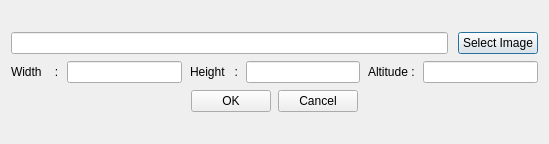
First picture: the form in ui/SelectMapDialog.ui, repository iammetehan/uav-swarm-simulator, before the edit.
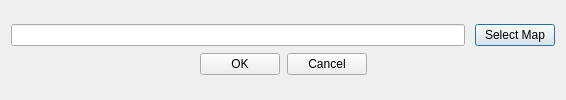
Second picture: the form after the edit.

```diff
--- a/ui/SelectMapDialog.ui
+++ b/ui/SelectMapDialog.ui
@@ -6,8 +6,8 @@
    <rect>
     <x>0</x>
     <y>0</y>
-    <width>549</width>
-    <height>144</height>
+    <width>566</width>
+    <height>100</height>
    </rect>
   </property>
   <property name="minimumSize">
@@ -46,53 +46,12 @@
        <item>
         <widget class="QPushButton" name="selectImage">
          <property name="text">
-          <string>Select Image</string>
+          <string>Select Map</string>
          </property>
         </widget>
        </item>
       </layout>
      </item>
-     <item>
-      <layout class="QHBoxLayout" name="horizontalLayout_2">
-       <property name="spacing">
-        <number>8</number>
-       </property>
-       <item>
-        <widget class="QLabel" name="label1">
-         <property name="text">
-          <string>Width    :</string>
-         </property>
-        </widget>
-       </item>
-       <item>
-        <widget class="QLineEdit" name="leWidth">
-         <property name="inputMask">
-          <string/>
-         </property>
-        </widget>
-       </item>
-       <item>
-        <widget class="QLabel" name="label2">
-         <property name="text">
-          <string>Height   :</string>
-         </property>
-        </widget>
-       </item>
-       <item>
-        <widget class="QLineEdit" name="leHeight"/>
-       </item>
-       <item>
-        <widget class="QLabel" name="label3">
-         <property name="text">
-          <string>Altitude :</string>
-         </property>
-        </widget>
-       </item>
-       <item>
-        <widget class="QLineEdit" name="leAltitude"/>
-       </item>
-      </layout>
-     </item>
      <item>
       <layout class="QHBoxLayout" name="horizontalLayout_4">
        <item>
```
